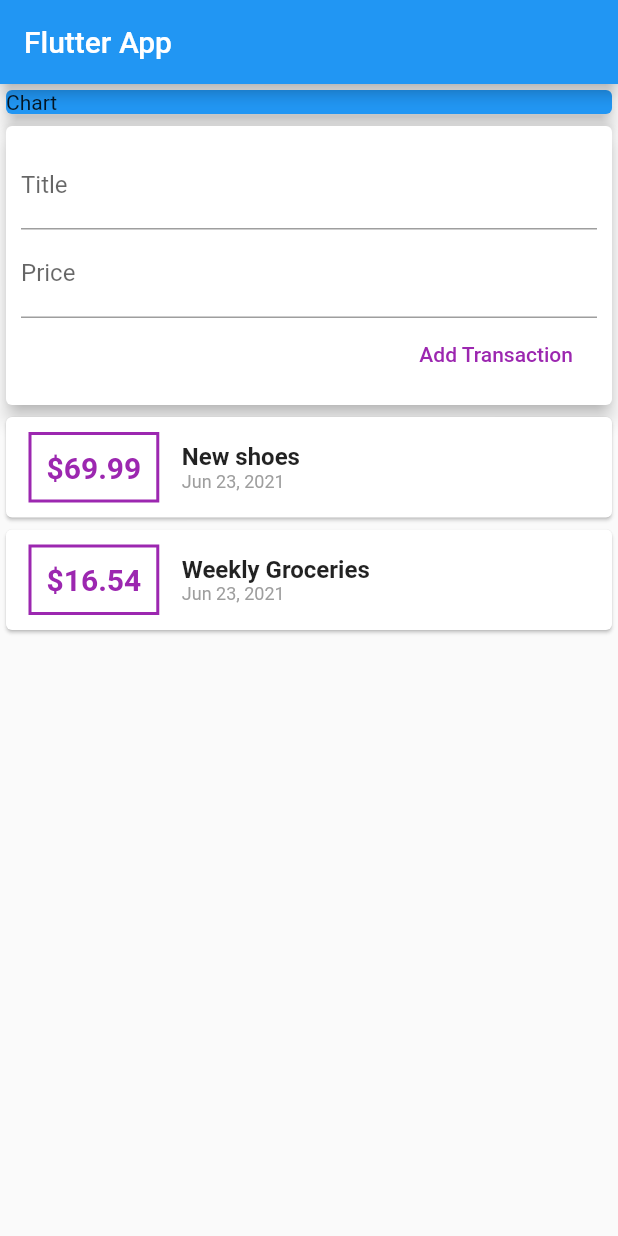
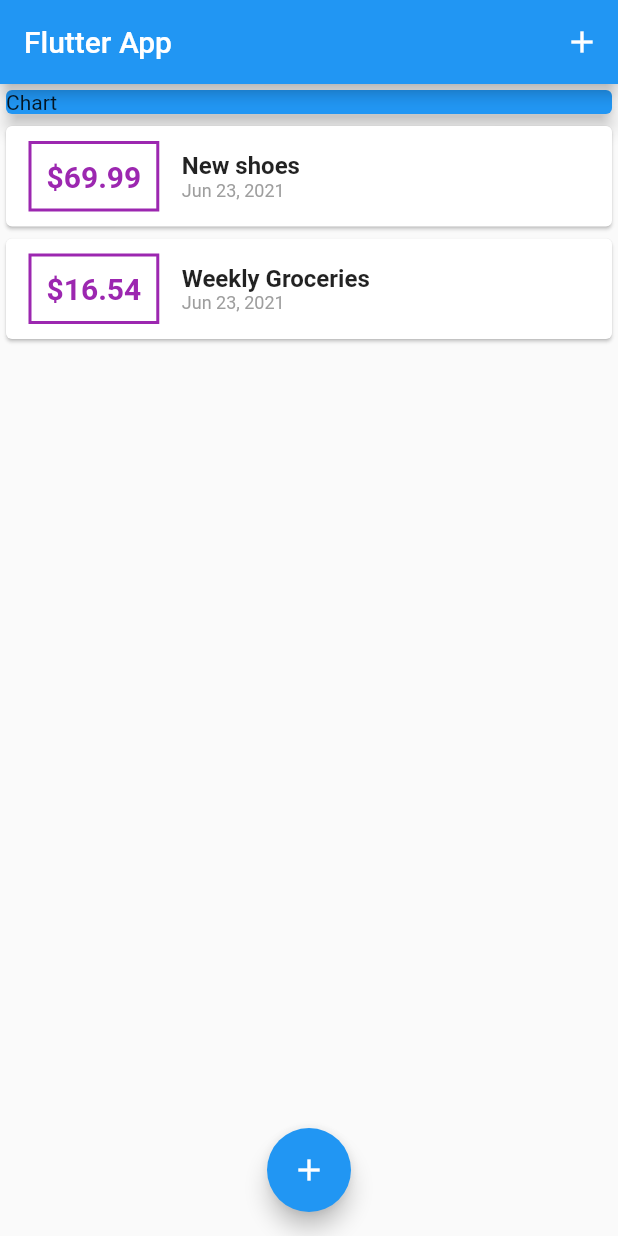
Before and after one commit to kguertin/learn_flutter, a Flutter app: the screen it shows after launch, on a phone screen of 412 x 824 dp. Run offline on Flutter 3.47's test engine with Material 2 defaults, Android fonts, the phone set to English and light mode, and no system bars.

Commit message:
add modal for add transaction

```diff
--- a/expense_app/lib/main.dart
+++ b/expense_app/lib/main.dart
@@ -1,6 +1,8 @@
 import 'package:flutter/material.dart';
 
-import './widgets/userTransactions.dart';
+import './widgets/newTransaction.dart';
+import './models/transaction.dart';
+import './widgets/transactionList.dart';
 
 void main() => runApp(MyApp());
 
@@ -14,12 +16,52 @@ class MyApp extends StatelessWidget {
   }
 }
 
-class MyHomePage extends StatelessWidget {
+class MyHomePage extends StatefulWidget {
+  @override
+  _MyHomePageState createState() => _MyHomePageState();
+}
+
+class _MyHomePageState extends State<MyHomePage> {
+  final List<Transaction> _userTransactions = [
+    Transaction(
+        id: 't1', title: 'New shoes', amount: 69.99, date: DateTime.now()),
+    Transaction(
+        id: 't2',
+        title: 'Weekly Groceries',
+        amount: 16.54,
+        date: DateTime.now()),
+  ];
+
+  void _addNewTransaction(String title, double amount) {
+    final newTx = Transaction(
+        title: title,
+        amount: amount,
+        date: DateTime.now(),
+        id: DateTime.now().toString());
+
+    setState(() {
+      _userTransactions.add(newTx);
+    });
+  }
+
+  void _startAddNewTransactions(BuildContext context) {
+    showModalBottomSheet(
+        context: context,
+        builder: (_) {
+          return NewTransaction(_addNewTransaction);
+        });
+  }
+
   @override
   Widget build(BuildContext context) {
     return Scaffold(
       appBar: AppBar(
         title: Text('Flutter App'),
+        actions: <Widget>[
+          IconButton(
+              onPressed: () => _startAddNewTransactions(context),
+              icon: Icon(Icons.add))
+        ],
       ),
       body: SingleChildScrollView(
         child: Column(
@@ -33,9 +75,14 @@ class MyHomePage extends StatelessWidget {
                 elevation: 5,
               ),
             ),
-            UserTransactions(),
+            TransactionList(_userTransactions),
           ],
         ),
+      ),
+      floatingActionButtonLocation: FloatingActionButtonLocation.centerFloat,
+      floatingActionButton: FloatingActionButton(
+        child: Icon(Icons.add),
+        onPressed: () => _startAddNewTransactions(context),
       ),
     );
   }
--- a/expense_app/lib/widgets/userTransactions.dart
+++ /dev/null
@@ -1,44 +0,0 @@
-import 'package:flutter/material.dart';
-
-import './newTransaction.dart';
-import './transactionList.dart';
-import '../models/transaction.dart';
-
-class UserTransactions extends StatefulWidget {
-  @override
-  _UserTransactionsState createState() => _UserTransactionsState();
-}
-
-class _UserTransactionsState extends State<UserTransactions> {
-  final List<Transaction> _userTransactions = [
-    Transaction(
-        id: 't1', title: 'New shoes', amount: 69.99, date: DateTime.now()),
-    Transaction(
-        id: 't2',
-        title: 'Weekly Groceries',
-        amount: 16.54,
-        date: DateTime.now()),
-  ];
-
-  void _addNewTransaction(String title, double amount) {
-    final newTx = Transaction(
-        title: title,
-        amount: amount,
-        date: DateTime.now(),
-        id: DateTime.now().toString());
-
-    setState(() {
-      _userTransactions.add(newTx);
-    });
-  }
-
-  @override
-  Widget build(BuildContext context) {
-    return Column(
-      children: <Widget>[
-        NewTransaction(_addNewTransaction),
-        TransactionList(_userTransactions),
-      ],
-    );
-  }
-}
```
